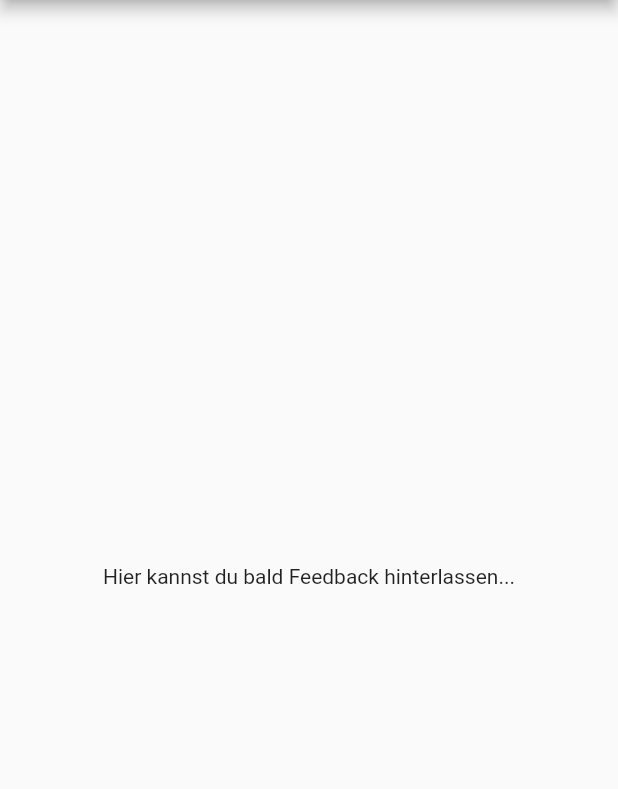
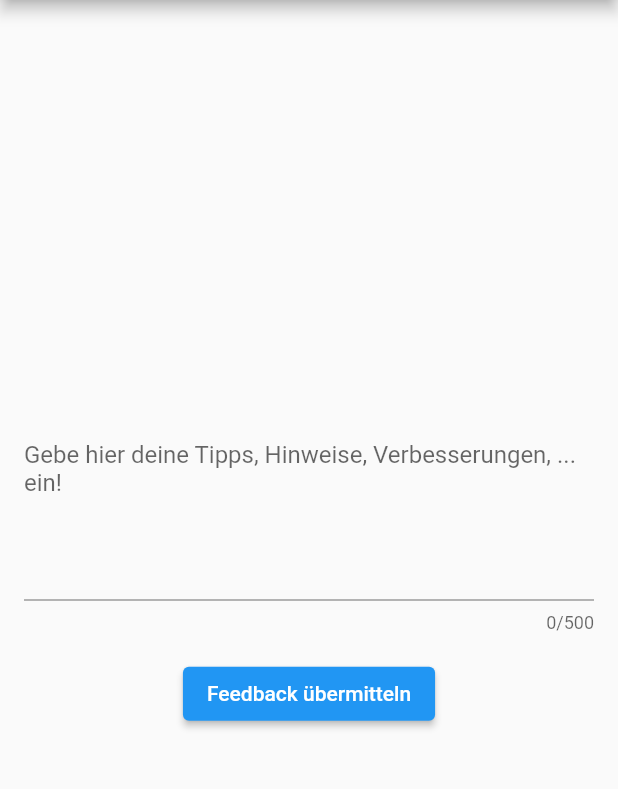
Before and after one commit to tenbuschs/tenki, a Flutter app: the Feedback screen opened directly, on a phone screen of 412 x 824 dp, the part 84-873 px from its top. Run offline on Flutter 3.47's test engine with Material 2 defaults, Android fonts, the phone set to English and light mode, and no system bars; our stand-ins replace camera, cloud_firestore, firebase_auth, firebase_core; missing offline and left inert: flutter_barcode_scanner; accounts and stored records are empty; network calls fail.

Commit message:
Feedback frame and functionality

```diff
--- a/lib/feedback_page.dart
+++ b/lib/feedback_page.dart
@@ -1,5 +1,7 @@
 import 'package:flutter/material.dart';
 import 'tenki_material/appbars.dart';
+import 'firestore_interface.dart';
+import 'tenki_material/tenki_colors.dart';
 
 class Feedback extends StatefulWidget {
   const Feedback({Key? key}) : super(key: key);
@@ -9,14 +11,52 @@ class Feedback extends StatefulWidget {
 }
 
 class _FeedbackState extends State<Feedback> {
+  final TextEditingController _textController = TextEditingController();
+
   @override
   Widget build(BuildContext context) {
     return Scaffold(
-        appBar: AppBars.dropdownAppBar("Feedback", context),
-        body: const Center(child: Text("Hier kannst du bald Feedback hinterlassen..."))
+      appBar: AppBars.dropdownAppBar("Feedback", context),
+      body: Padding(
+        padding: const EdgeInsets.all(16.0),
+        child: Column(
+          mainAxisAlignment: MainAxisAlignment.center,
+          children: [
+            TextField(
+              controller: _textController,
+              maxLines: 5,
+              maxLength: 500,
+              decoration: const InputDecoration(
+                hintText: 'Gebe hier deine Tipps, Hinweise, Verbesserungen, ... ein!',
+              ),
+            ),
+            const SizedBox(height: 16),
+            ElevatedButton(
+              onPressed: () => onSubmit(),
+              child: const Text('Feedback übermitteln'),
+            ),
+          ],
+        ),
+      ),
+    );
+  }
+
+  Future<void> onSubmit() async {
+
+    final text = _textController.text.trim();
+    if (text.isEmpty) {
+      // No feedback entered
+      return;
+    }
+
+    await DatabaseInterface.addFeedback(
+      text: text,
+      dateTime: DateTime.now(),
     );
 
-
-
+    _textController.clear();
+    ScaffoldMessenger.of(context).showSnackBar(const SnackBar(
+      content: Text('Feedback erfolgreich übermittelt. Vielen Dank!'),
+    ));
   }
 }
--- a/lib/firestore_interface.dart
+++ b/lib/firestore_interface.dart
@@ -220,4 +220,19 @@ class DatabaseInterface {
 
 
 
+
+
+  static Future<void> addFeedback({
+    required String text,
+    required DateTime dateTime,
+  }) async {
+    final feedbackRef = FirebaseFirestore.instance.collection('feedback');
+    await feedbackRef.add({
+      'text': text,
+      'userId': uid,
+      'dateTime': dateTime.toIso8601String(),
+    });
+  }
+
+
 }// Ending class
--- a/lib/storage_tab.dart
+++ b/lib/storage_tab.dart
@@ -319,6 +319,8 @@ class _TwoColumnLocationViewState extends State<TwoColumnLocationView> {
                         ],
                       );
                     },
+
+
                   ),
                   _showOverlay
                       ? Center(
```
